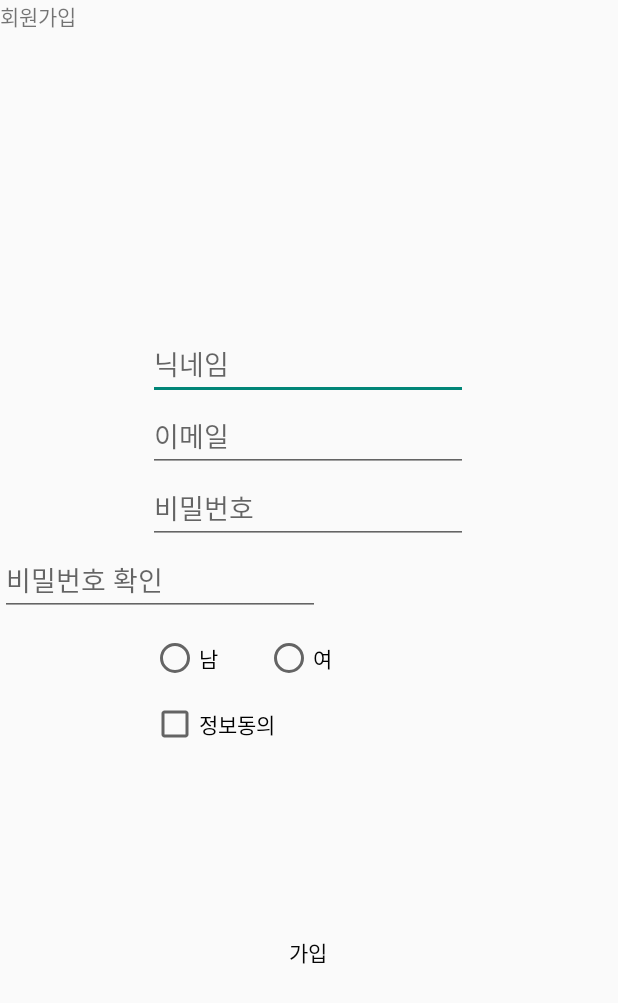
After one commit to ekthf2013/Travel_FE, an Android app: the layout sign_up_page.xml on its own in the app's theme, with its tools: preview values and no code run, on a phone screen of 412 x 824 dp. The commit adds this screen. Shown: the top 1003 px of the screen. Run offline under Robolectric (Android 15) with nearby library versions, the phone set to English and light mode, and no system bars.

Commit message:
layout_modify1
회원가입 페이지 생성

```diff
--- a/app/src/main/AndroidManifest.xml
+++ b/app/src/main/AndroidManifest.xml
@@ -6,7 +6,7 @@
         android:allowBackup="true"
         android:dataExtractionRules="@xml/data_extraction_rules"
         android:fullBackupContent="@xml/backup_rules"
-        android:icon="@mipmap/ic_launcher"
+        android:icon="@drawable/travel_icon2"
         android:label="@string/app_name"
         android:supportsRtl="true"
         android:theme="@style/Theme.Travel"
--- /dev/null
+++ b/app/src/main/res/layout/sign_up_page.xml
@@ -0,0 +1,123 @@
+<?xml version="1.0" encoding="utf-8"?>
+<androidx.constraintlayout.widget.ConstraintLayout xmlns:android="http://schemas.android.com/apk/res/android"
+    xmlns:app="http://schemas.android.com/apk/res-auto"
+    xmlns:tools="http://schemas.android.com/tools"
+    android:layout_width="match_parent"
+    android:layout_height="match_parent"
+    android:orientation="horizontal">
+
+    <TextView
+        android:id="@+id/sign_up_page_text1"
+        android:layout_width="wrap_content"
+        android:layout_height="wrap_content"
+        android:text="회원가입"
+        tools:layout_editor_absoluteX="179dp"
+        tools:layout_editor_absoluteY="102dp"
+        tools:ignore="MissingConstraints" />
+
+    <EditText
+        android:id="@+id/sign_up_ID"
+        android:layout_width="wrap_content"
+        android:layout_height="wrap_content"
+        android:ems="10"
+        android:hint="닉네임"
+        android:inputType="textPersonName"
+        app:layout_constraintBottom_toBottomOf="parent"
+        app:layout_constraintEnd_toEndOf="parent"
+        app:layout_constraintHorizontal_bias="0.497"
+        app:layout_constraintStart_toStartOf="parent"
+        app:layout_constraintTop_toTopOf="parent"
+        app:layout_constraintVertical_bias="0.282" />
+
+    <EditText
+        android:id="@+id/sign_up_password"
+        android:layout_width="wrap_content"
+        android:layout_height="wrap_content"
+        android:layout_marginBottom="56dp"
+        android:ems="10"
+        android:hint="비밀번호"
+        android:inputType="textPassword"
+        app:layout_constraintBottom_toBottomOf="parent"
+        app:layout_constraintEnd_toEndOf="parent"
+        app:layout_constraintHorizontal_bias="0.497"
+        app:layout_constraintStart_toStartOf="parent"
+        app:layout_constraintTop_toBottomOf="@+id/sign_up_email"
+        app:layout_constraintVertical_bias="0.0" />
+
+    <EditText
+        android:id="@+id/sign_up_password_check"
+        android:layout_width="wrap_content"
+        android:layout_height="wrap_content"
+        android:ems="10"
+        android:hint="비밀번호 확인"
+        android:inputType="textPassword"
+        app:layout_constraintTop_toBottomOf="@+id/sign_up_password"
+        tools:layout_editor_absoluteX="100dp" />
+
+    <EditText
+        android:id="@+id/sign_up_email"
+        android:layout_width="wrap_content"
+        android:layout_height="wrap_content"
+        android:layout_marginBottom="428dp"
+        android:ems="10"
+        android:hint="이메일"
+        android:inputType="textEmailAddress"
+        app:layout_constraintBottom_toBottomOf="parent"
+        app:layout_constraintEnd_toEndOf="parent"
+        app:layout_constraintHorizontal_bias="0.497"
+        app:layout_constraintStart_toStartOf="parent"
+        app:layout_constraintTop_toBottomOf="@+id/sign_up_ID"
+        app:layout_constraintVertical_bias="0.0" />
+
+    <CheckBox
+        android:id="@+id/sign_up_checkBox"
+        android:layout_width="wrap_content"
+        android:layout_height="wrap_content"
+        android:text="정보동의"
+        app:layout_constraintEnd_toEndOf="parent"
+        app:layout_constraintHorizontal_bias="0.305"
+        app:layout_constraintStart_toStartOf="parent"
+        app:layout_constraintTop_toBottomOf="@+id/sign_up_page_radioGroup" />
+
+    <RadioGroup
+        android:id="@+id/sign_up_page_radioGroup"
+        android:layout_width="150dp"
+        android:layout_height="56dp"
+        android:orientation="horizontal"
+        app:layout_constraintBottom_toBottomOf="parent"
+        app:layout_constraintEnd_toEndOf="parent"
+        app:layout_constraintHorizontal_bias="0.383"
+        app:layout_constraintStart_toStartOf="parent"
+        app:layout_constraintTop_toBottomOf="@+id/sign_up_password_check"
+        app:layout_constraintVertical_bias="0.0">
+
+        <RadioButton
+            android:id="@+id/sign_up_man"
+            android:layout_width="76dp"
+            android:layout_height="match_parent"
+            android:text="남" />
+
+        <RadioButton
+            android:id="@+id/sign_up_woman"
+            android:layout_width="74dp"
+            android:layout_height="match_parent"
+            android:text="여"
+            android:textAlignment="viewStart" />
+
+    </RadioGroup>
+
+    <Button
+        android:id="@+id/sign_up_page_btn"
+        android:layout_width="wrap_content"
+        android:layout_height="wrap_content"
+        android:background="#00FFFFFF"
+        android:text="가입"
+        android:textColor="#060606"
+        app:layout_constraintBottom_toBottomOf="parent"
+        app:layout_constraintEnd_toEndOf="parent"
+        app:layout_constraintHorizontal_bias="0.498"
+        app:layout_constraintStart_toStartOf="parent"
+        app:layout_constraintTop_toTopOf="parent"
+        app:layout_constraintVertical_bias="0.787" />
+
+</androidx.constraintlayout.widget.ConstraintLayout>
--- a/app/src/main/res/values/themes.xml
+++ b/app/src/main/res/values/themes.xml
@@ -1,9 +1,9 @@
 <resources xmlns:tools="http://schemas.android.com/tools">
     <!-- Base application theme. -->
-    <style name="Theme.Travel" parent="Theme.MaterialComponents.DayNight.DarkActionBar">
+    <style name="Theme.Travel" parent="Theme.MaterialComponents.DayNight.NoActionBar.Bridge">
         <!-- Primary brand color. -->
-        <item name="colorPrimary">@color/purple_500</item>
-        <item name="colorPrimaryVariant">@color/purple_700</item>
+        <item name="colorPrimary">@color/white</item>
+        <item name="colorPrimaryVariant">#888888</item>
         <item name="colorOnPrimary">@color/white</item>
         <!-- Secondary brand color. -->
         <item name="colorSecondary">@color/teal_200</item>
```
Also changed, not shown: app/src/main/res/drawable/travel_icon2.png (renamed from app/src/main/res/drawable/img.png).
